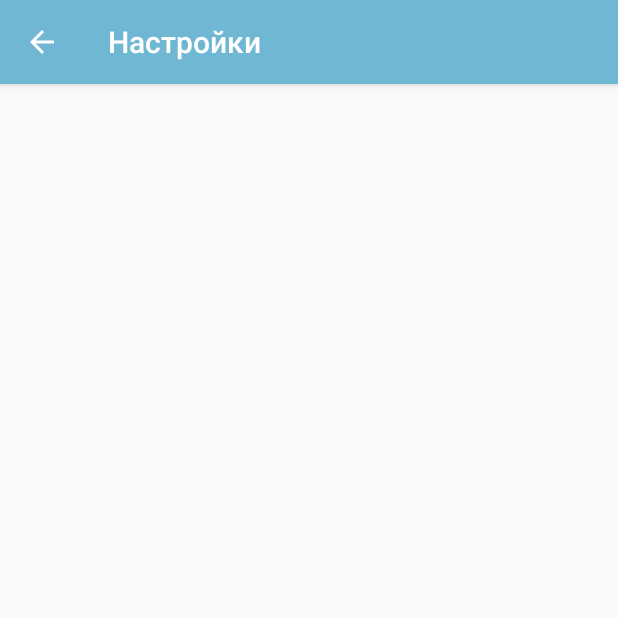
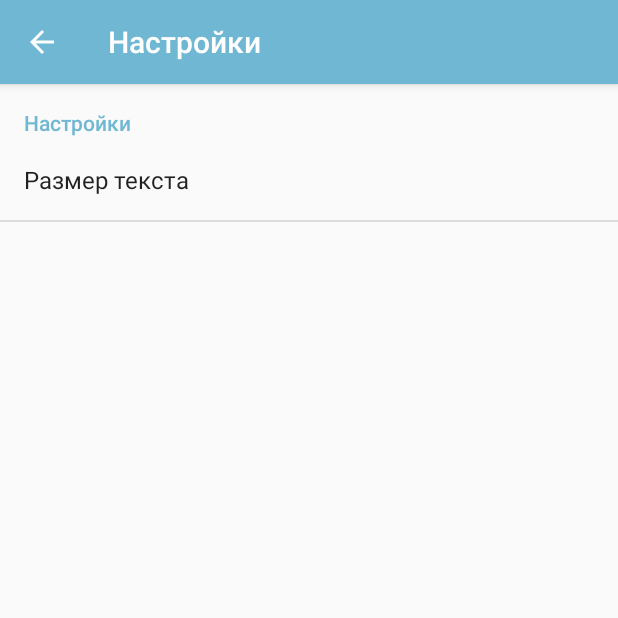
Before and after one commit to nevilov/FishermanHandbook, an Android app: the SettingsActivity screen opened directly, with no data from a screen before it, on a phone screen of 412 x 824 dp, the top half of it. Run offline under Robolectric (Android 15) with nearby library versions, the phone set to English and light mode, and no system bars; Roboto replaces fonts that are not available here.

Commit message:
V-0.6 Settings0.5

```diff
--- /dev/null
+++ b/app/src/main/java/com/example/fishermanhandbook/settings/SettingFragment.java
@@ -0,0 +1,16 @@
+package com.example.fishermanhandbook.settings;
+
+import android.os.Bundle;
+import android.preference.PreferenceFragment;
+
+import androidx.annotation.Nullable;
+
+import com.example.fisherhanbook.R;
+
+public class SettingFragment extends PreferenceFragment {
+    @Override
+    public void onCreate(@Nullable Bundle savedInstanceState) {
+        super.onCreate(savedInstanceState);
+        addPreferencesFromResource(R.xml.preferencescreen);
+    }
+}
--- a/app/src/main/java/com/example/fishermanhandbook/settings/SettingsActivity.java
+++ b/app/src/main/java/com/example/fishermanhandbook/settings/SettingsActivity.java
@@ -1,6 +1,8 @@
 package com.example.fishermanhandbook.settings;
 import android.os.Bundle;
+import android.view.MenuItem;
 
+import androidx.annotation.NonNull;
 import androidx.annotation.Nullable;
 import androidx.appcompat.app.ActionBar;
 import androidx.appcompat.app.AppCompatActivity;
@@ -17,8 +19,18 @@ public class SettingsActivity extends AppCompatActivity{
 
         if(getSupportActionBar()!=null) {
         actionBar = getSupportActionBar();
-        actionBar.setDisplayHomeAsUpEnabled(true);
+        actionBar.setDisplayHomeAsUpEnabled(true); // Устанавливаем AB
         actionBar.setTitle(getString(R.string.action_settings));
+        getFragmentManager().beginTransaction().replace(android.R.id.content,new SettingFragment()).commit();
         }
+
+
+    }
+
+    @Override
+    public boolean onOptionsItemSelected(@NonNull MenuItem item) {
+        if(item.getItemId() == android.R.id.home) //При нажатии домой, скроем
+            finish();
+        return super.onOptionsItemSelected(item);
     }
 }
--- /dev/null
+++ b/app/src/main/res/values/settings.xml
@@ -0,0 +1,10 @@
+<?xml version="1.0" encoding="utf-8"?>
+<resources>
+    <string-array name="mainTextsize">
+    <item>Большой</item>
+    <item>Средний</item>
+    <item>Маленький</item>
+
+    </string-array>
+
+</resources>
--- a/app/src/main/res/values/strings.xml
+++ b/app/src/main/res/values/strings.xml
@@ -12,4 +12,5 @@
 
     <string name="start_text">Справочник Рыбака</string>
 
+    <string name="SettingsTextSize">Размер текста</string>
 </resources>
--- /dev/null
+++ b/app/src/main/res/xml/preferencescreen.xml
@@ -0,0 +1,14 @@
+<?xml version="1.0" encoding="utf-8"?>
+<PreferenceScreen xmlns:android="http://schemas.android.com/apk/res/android">
+
+    <PreferenceCategory android:title="Настройки">
+
+    </PreferenceCategory>
+
+    <ListPreference
+        android:defaultValue="false"
+        android:entries="@array/mainTextsize"
+        android:entryValues="@array/mainTextsize"
+        android:key="list_preference_1"
+        android:title="@string/SettingsTextSize" />
+</PreferenceScreen>
```
Also changed, not shown: app/src/main/java/com/example/fishermanhandbook/MainActivity.java (+11 -0 lines).
